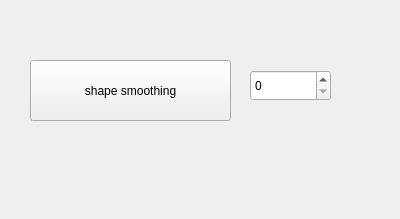
Above: Polyhedron/demo/Polyhedron/Plugins/PMP/Smoothing_plugin.ui from kkatrio/cgal before the change. Below: the same form after it.
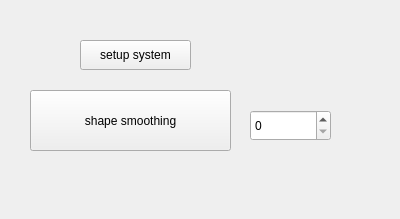
That is the form after the change.

The edit to the form file:
```diff
--- a/Polyhedron/demo/Polyhedron/Plugins/PMP/Smoothing_plugin.ui
+++ b/Polyhedron/demo/Polyhedron/Plugins/PMP/Smoothing_plugin.ui
@@ -17,7 +17,7 @@
    <property name="geometry">
     <rect>
      <x>30</x>
-     <y>60</y>
+     <y>90</y>
      <width>201</width>
      <height>61</height>
     </rect>
@@ -30,12 +30,25 @@
    <property name="geometry">
     <rect>
      <x>250</x>
-     <y>70</y>
+     <y>110</y>
      <width>81</width>
      <height>31</height>
     </rect>
    </property>
   </widget>
+  <widget class="QPushButton" name="setup_system_button">
+   <property name="geometry">
+    <rect>
+     <x>80</x>
+     <y>40</y>
+     <width>111</width>
+     <height>30</height>
+    </rect>
+   </property>
+   <property name="text">
+    <string>setup system</string>
+   </property>
+  </widget>
  </widget>
  <resources/>
  <connections/>
```
